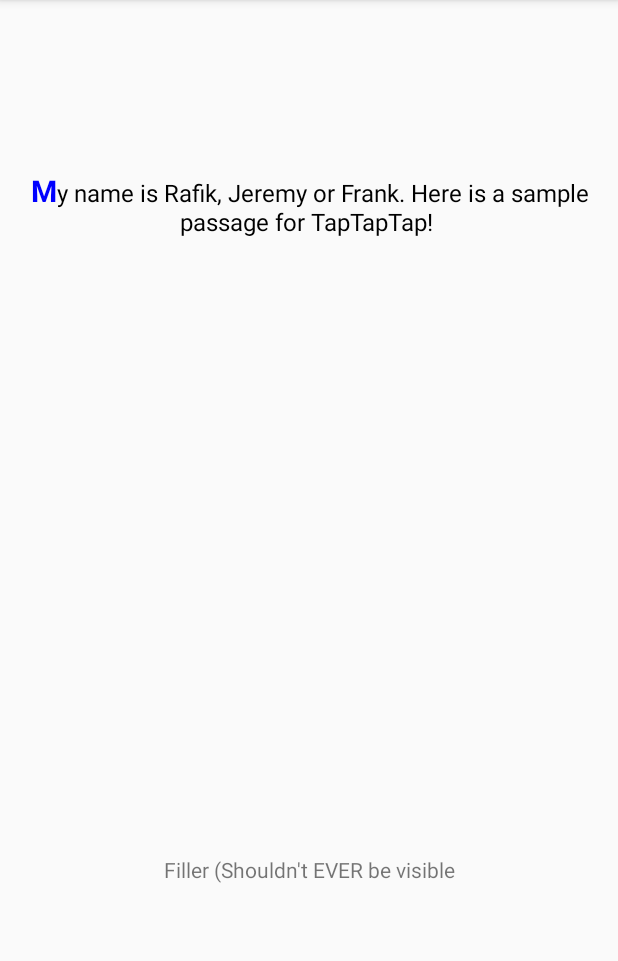
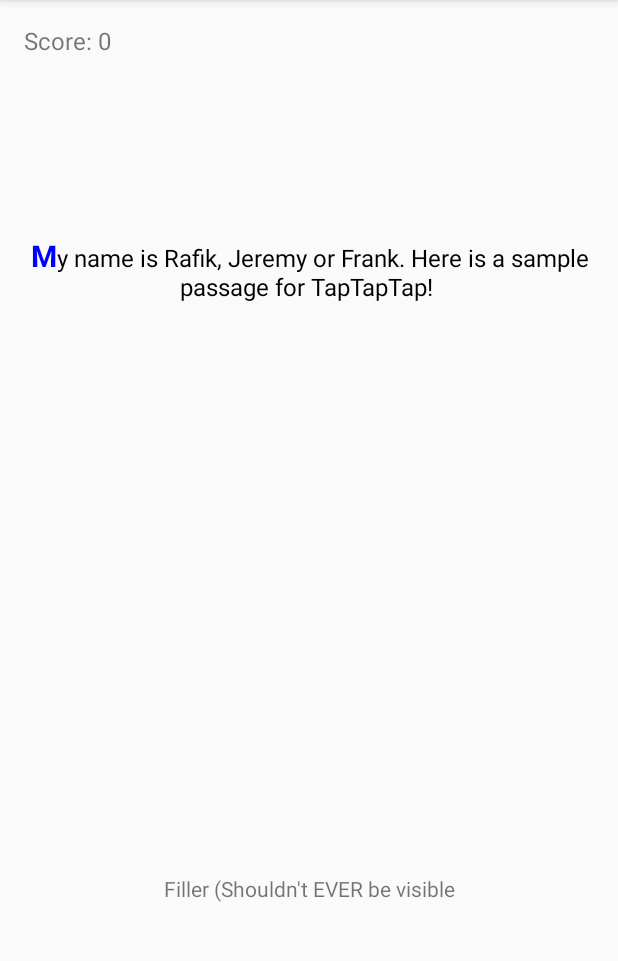
Before and after one commit to jeremy-wenzel/Tap-Tap-Tap, an Android app: the screen it shows after launch (TapActivity), on a phone screen of 412 x 824 dp, the part 84-1045 px from its top. Run offline under Robolectric (Android 15) with nearby library versions, the phone set to English and light mode, and no system bars.

Commit message:
Basic scoring system added.

```diff
--- a/TapTapTap/app/src/main/res/layout/activity_tap.xml
+++ b/TapTapTap/app/src/main/res/layout/activity_tap.xml
@@ -14,6 +14,14 @@
         android:layout_height="fill_parent"
         android:layout_weight="100">
 
+        <TextView
+            android:id="@+id/score_view"
+            android:gravity="left"
+            android:layout_weight="5"
+            android:layout_width="fill_parent"
+            android:layout_height="wrap_content"
+            android:text="Score: 0"
+            android:textSize="16sp" />
         <TextView
             android:id="@+id/paragraph_view"
             android:gravity="center"
```
Also changed, not shown: TapTapTap/app/src/main/java/cs371m/taptaptap/TapActivity.java (+50 -7 lines).
